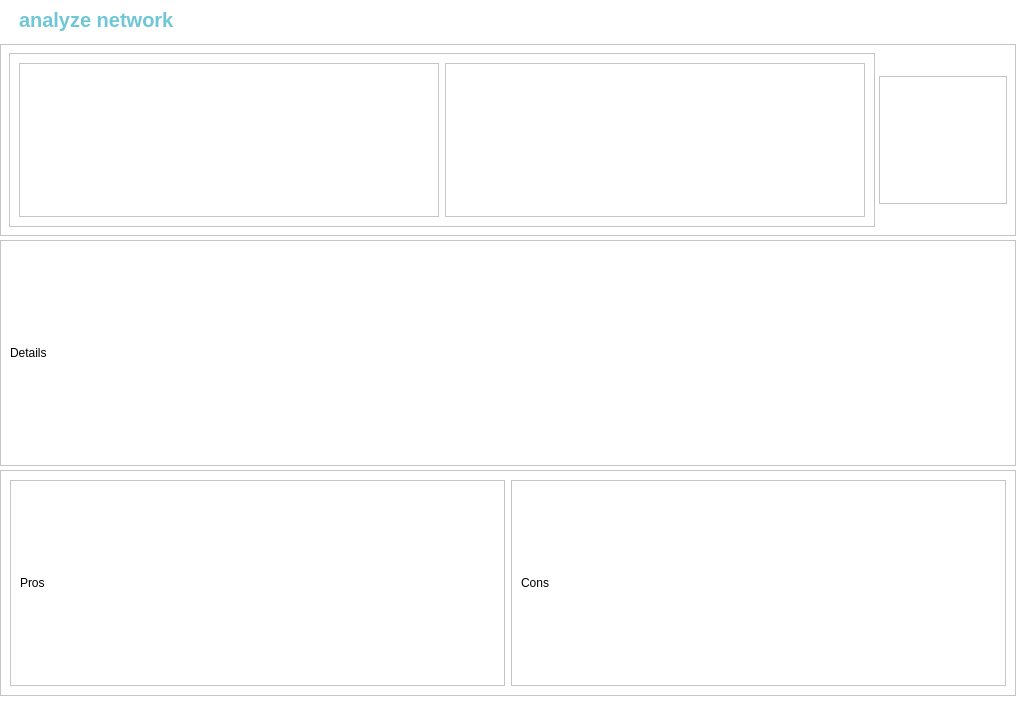
nguyenduchuy-22NS024/wifi-security-analyzer, file pages/analyze/analyze.ui: the form before one commit.
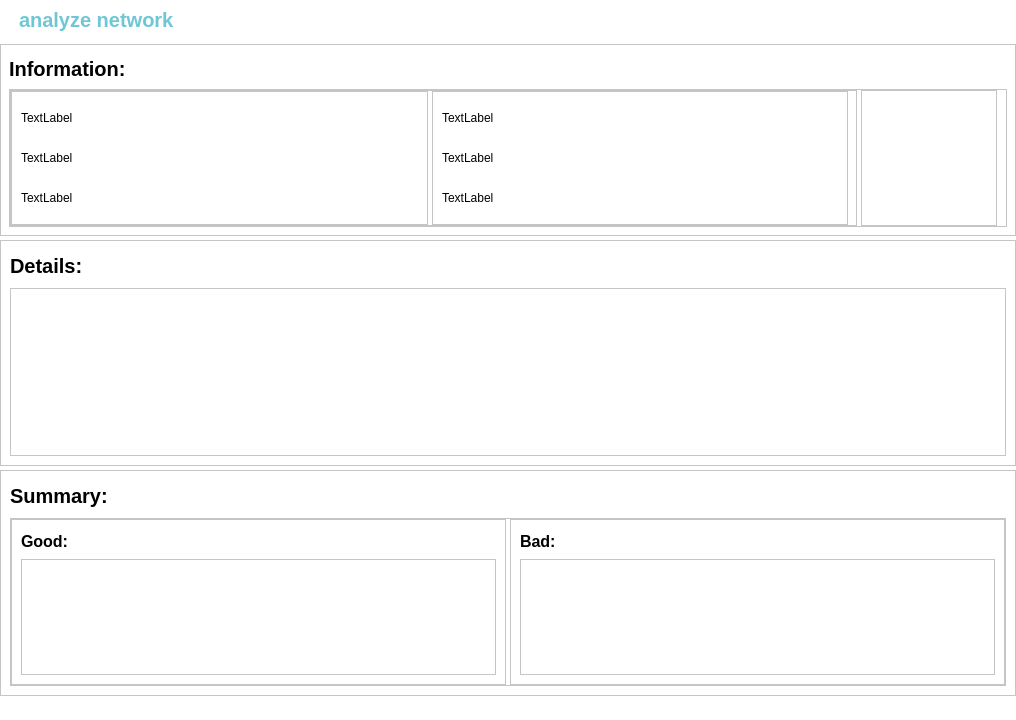
The form after the commit. The open tabs and pages were chosen to show the change. Icons and pictures are not drawn.

What changed in the file:
```diff
--- a/pages/analyze/analyze.ui
+++ b/pages/analyze/analyze.ui
@@ -316,13 +316,19 @@
                   <height>192</height>
                  </size>
                 </property>
+                <property name="styleSheet">
+                 <string notr="true">#lblInfoScoreHeader {
+	font-size: 20px;
+	font-weight: bold;
+}</string>
+                </property>
                 <property name="frameShape">
                  <enum>QFrame::Shape::StyledPanel</enum>
                 </property>
                 <property name="frameShadow">
                  <enum>QFrame::Shadow::Raised</enum>
                 </property>
-                <layout class="QHBoxLayout" name="horizontalLayout_5">
+                <layout class="QVBoxLayout" name="verticalLayout_6">
                  <property name="spacing">
                   <number>4</number>
                  </property>
@@ -339,51 +345,149 @@
                   <number>8</number>
                  </property>
                  <item>
-                  <widget class="QFrame" name="frInfo">
-                   <property name="frameShape">
-                    <enum>QFrame::Shape::StyledPanel</enum>
-                   </property>
-                   <property name="frameShadow">
-                    <enum>QFrame::Shadow::Raised</enum>
-                   </property>
-                   <layout class="QHBoxLayout" name="horizontalLayout_10">
-                    <item>
-                     <widget class="QFrame" name="frInfo1">
-                      <property name="frameShape">
-                       <enum>QFrame::Shape::StyledPanel</enum>
-                      </property>
-                      <property name="frameShadow">
-                       <enum>QFrame::Shadow::Raised</enum>
-                      </property>
-                     </widget>
-                    </item>
-                    <item>
-                     <widget class="QFrame" name="frInfo2">
-                      <property name="frameShape">
-                       <enum>QFrame::Shape::StyledPanel</enum>
-                      </property>
-                      <property name="frameShadow">
-                       <enum>QFrame::Shadow::Raised</enum>
-                      </property>
-                     </widget>
-                    </item>
-                   </layout>
-                  </widget>
-                 </item>
-                 <item>
-                  <widget class="QFrame" name="frScore">
+                  <widget class="QLabel" name="lblInfoScoreHeader">
                    <property name="maximumSize">
                     <size>
-                     <width>128</width>
-                     <height>128</height>
+                     <width>16777215</width>
+                     <height>32</height>
                     </size>
                    </property>
+                   <property name="text">
+                    <string>Information:</string>
+                   </property>
+                  </widget>
+                 </item>
+                 <item>
+                  <widget class="QFrame" name="frInfoScoreContent">
                    <property name="frameShape">
                     <enum>QFrame::Shape::StyledPanel</enum>
                    </property>
                    <property name="frameShadow">
                     <enum>QFrame::Shadow::Raised</enum>
                    </property>
+                   <layout class="QHBoxLayout" name="horizontalLayout_5">
+                    <property name="spacing">
+                     <number>4</number>
+                    </property>
+                    <property name="leftMargin">
+                     <number>0</number>
+                    </property>
+                    <property name="topMargin">
+                     <number>0</number>
+                    </property>
+                    <property name="bottomMargin">
+                     <number>0</number>
+                    </property>
+                    <item>
+                     <widget class="QFrame" name="frInfo">
+                      <property name="frameShape">
+                       <enum>QFrame::Shape::StyledPanel</enum>
+                      </property>
+                      <property name="frameShadow">
+                       <enum>QFrame::Shadow::Raised</enum>
+                      </property>
+                      <layout class="QHBoxLayout" name="horizontalLayout_10">
+                       <property name="spacing">
+                        <number>4</number>
+                       </property>
+                       <property name="leftMargin">
+                        <number>0</number>
+                       </property>
+                       <property name="topMargin">
+                        <number>0</number>
+                       </property>
+                       <property name="rightMargin">
+                        <number>8</number>
+                       </property>
+                       <property name="bottomMargin">
+                        <number>0</number>
+                       </property>
+                       <item>
+                        <widget class="QFrame" name="frInfo1">
+                         <property name="frameShape">
+                          <enum>QFrame::Shape::StyledPanel</enum>
+                         </property>
+                         <property name="frameShadow">
+                          <enum>QFrame::Shadow::Raised</enum>
+                         </property>
+                         <layout class="QVBoxLayout" name="verticalLayout_4">
+                          <item>
+                           <widget class="QLabel" name="lblSSID">
+                            <property name="text">
+                             <string>TextLabel</string>
+                            </property>
+                           </widget>
+                          </item>
+                          <item>
+                           <widget class="QLabel" name="lblBSSID">
+                            <property name="text">
+                             <string>TextLabel</string>
+                            </property>
+                           </widget>
+                          </item>
+                          <item>
+                           <widget class="QLabel" name="lblSecurity">
+                            <property name="text">
+                             <string>TextLabel</string>
+                            </property>
+                           </widget>
+                          </item>
+                         </layout>
+                        </widget>
+                       </item>
+                       <item>
+                        <widget class="QFrame" name="frInfo2">
+                         <property name="frameShape">
+                          <enum>QFrame::Shape::StyledPanel</enum>
+                         </property>
+                         <property name="frameShadow">
+                          <enum>QFrame::Shadow::Raised</enum>
+                         </property>
+                         <layout class="QVBoxLayout" name="verticalLayout_5">
+                          <item>
+                           <widget class="QLabel" name="lblFreqChan">
+                            <property name="text">
+                             <string>TextLabel</string>
+                            </property>
+                           </widget>
+                          </item>
+                          <item>
+                           <widget class="QLabel" name="lblInterface">
+                            <property name="text">
+                             <string>TextLabel</string>
+                            </property>
+                           </widget>
+                          </item>
+                          <item>
+                           <widget class="QLabel" name="lblScore">
+                            <property name="text">
+                             <string>TextLabel</string>
+                            </property>
+                           </widget>
+                          </item>
+                         </layout>
+                        </widget>
+                       </item>
+                      </layout>
+                     </widget>
+                    </item>
+                    <item>
+                     <widget class="QFrame" name="frScore">
+                      <property name="maximumSize">
+                       <size>
+                        <width>136</width>
+                        <height>136</height>
+                       </size>
+                      </property>
+                      <property name="frameShape">
+                       <enum>QFrame::Shape::StyledPanel</enum>
+                      </property>
+                      <property name="frameShadow">
+                       <enum>QFrame::Shadow::Raised</enum>
+                      </property>
+                     </widget>
+                    </item>
+                   </layout>
                   </widget>
                  </item>
                 </layout>
@@ -391,17 +495,39 @@
               </item>
               <item>
                <widget class="QFrame" name="frDetails">
+                <property name="styleSheet">
+                 <string notr="true">#lblDetailsHeader {
+	font-size: 20px;
+	font-weight: bold;
+}</string>
+                </property>
                 <property name="frameShape">
                  <enum>QFrame::Shape::StyledPanel</enum>
                 </property>
                 <property name="frameShadow">
                  <enum>QFrame::Shadow::Raised</enum>
                 </property>
-                <layout class="QHBoxLayout" name="horizontalLayout_7">
+                <layout class="QVBoxLayout" name="verticalLayout_7">
                  <item>
-                  <widget class="QLabel" name="label">
+                  <widget class="QLabel" name="lblDetailsHeader">
+                   <property name="maximumSize">
+                    <size>
+                     <width>16777215</width>
+                     <height>32</height>
+                    </size>
+                   </property>
                    <property name="text">
-                    <string>Details</string>
+                    <string>Details:</string>
+                   </property>
+                  </widget>
+                 </item>
+                 <item>
+                  <widget class="QFrame" name="frDetailsContent">
+                   <property name="frameShape">
+                    <enum>QFrame::Shape::StyledPanel</enum>
+                   </property>
+                   <property name="frameShadow">
+                    <enum>QFrame::Shadow::Raised</enum>
                    </property>
                   </widget>
                  </item>
@@ -409,47 +535,137 @@
                </widget>
               </item>
               <item>
-               <widget class="QFrame" name="frAnalyze">
+               <widget class="QFrame" name="frSummary">
+                <property name="styleSheet">
+                 <string notr="true">#lblSummaryHeader {
+	font-size: 20px;
+	font-weight: bold;
+}</string>
+                </property>
                 <property name="frameShape">
                  <enum>QFrame::Shape::StyledPanel</enum>
                 </property>
                 <property name="frameShadow">
                  <enum>QFrame::Shadow::Raised</enum>
                 </property>
-                <layout class="QHBoxLayout" name="horizontalLayout_6">
+                <layout class="QVBoxLayout" name="verticalLayout_8">
                  <item>
-                  <widget class="QFrame" name="frPros">
+                  <widget class="QLabel" name="lblSummaryHeader">
+                   <property name="maximumSize">
+                    <size>
+                     <width>16777215</width>
+                     <height>32</height>
+                    </size>
+                   </property>
+                   <property name="text">
+                    <string>Summary:</string>
+                   </property>
+                  </widget>
+                 </item>
+                 <item>
+                  <widget class="QFrame" name="frSummaryContent">
                    <property name="frameShape">
                     <enum>QFrame::Shape::StyledPanel</enum>
                    </property>
                    <property name="frameShadow">
                     <enum>QFrame::Shadow::Raised</enum>
                    </property>
-                   <layout class="QHBoxLayout" name="horizontalLayout_8">
+                   <layout class="QHBoxLayout" name="horizontalLayout_7">
+                    <property name="spacing">
+                     <number>4</number>
+                    </property>
+                    <property name="leftMargin">
+                     <number>0</number>
+                    </property>
+                    <property name="topMargin">
+                     <number>0</number>
+                    </property>
+                    <property name="rightMargin">
+                     <number>0</number>
+                    </property>
+                    <property name="bottomMargin">
+                     <number>0</number>
+                    </property>
                     <item>
-                     <widget class="QLabel" name="label_2">
-                      <property name="text">
-                       <string>Pros</string>
+                     <widget class="QFrame" name="frPros">
+                      <property name="styleSheet">
+                       <string notr="true">#lblProsHeader {
+	font-size: 16px;
+	font-weight: 600;
+}</string>
                       </property>
+                      <property name="frameShape">
+                       <enum>QFrame::Shape::StyledPanel</enum>
+                      </property>
+                      <property name="frameShadow">
+                       <enum>QFrame::Shadow::Raised</enum>
+                      </property>
+                      <layout class="QVBoxLayout" name="verticalLayout_10">
+                       <item>
+                        <widget class="QLabel" name="lblProsHeader">
+                         <property name="maximumSize">
+                          <size>
+                           <width>16777215</width>
+                           <height>24</height>
+                          </size>
+                         </property>
+                         <property name="text">
+                          <string>Good:</string>
+                         </property>
+                        </widget>
+                       </item>
+                       <item>
+                        <widget class="QFrame" name="frProsContent">
+                         <property name="frameShape">
+                          <enum>QFrame::Shape::StyledPanel</enum>
+                         </property>
+                         <property name="frameShadow">
+                          <enum>QFrame::Shadow::Raised</enum>
+                         </property>
+                        </widget>
+                       </item>
+                      </layout>
                      </widget>
                     </item>
-                   </layout>
-                  </widget>
-                 </item>
-                 <item>
-                  <widget class="QFrame" name="frCons">
-                   <property name="frameShape">
-                    <enum>QFrame::Shape::StyledPanel</enum>
-                   </property>
-                   <property name="frameShadow">
-                    <enum>QFrame::Shadow::Raised</enum>
-                   </property>
-                   <layout class="QHBoxLayout" name="horizontalLayout_9">
                     <item>
-                     <widget class="QLabel" name="label_3">
-                      <property name="text">
-                       <string>Cons</string>
+                     <widget class="QFrame" name="frCons">
+                      <property name="styleSheet">
+                       <string notr="true">#lblConsHeader {
+	font-size: 16px;
+	font-weight: 600;
+}</string>
                       </property>
+                      <property name="frameShape">
+                       <enum>QFrame::Shape::StyledPanel</enum>
+                      </property>
+                      <property name="frameShadow">
+                       <enum>QFrame::Shadow::Raised</enum>
+                      </property>
+                      <layout class="QVBoxLayout" name="verticalLayout_9">
+                       <item>
+                        <widget class="QLabel" name="lblConsHeader">
+                         <property name="maximumSize">
+                          <size>
+                           <width>16777215</width>
+                           <height>24</height>
+                          </size>
+                         </property>
+                         <property name="text">
+                          <string>Bad:</string>
+                         </property>
+                        </widget>
+                       </item>
+                       <item>
+                        <widget class="QFrame" name="frConsContent">
+                         <property name="frameShape">
+                          <enum>QFrame::Shape::StyledPanel</enum>
+                         </property>
+                         <property name="frameShadow">
+                          <enum>QFrame::Shadow::Raised</enum>
+                         </property>
+                        </widget>
+                       </item>
+                      </layout>
                      </widget>
                     </item>
                    </layout>
```
Left out of the diff: 2 changed lines with no effect on the pictures.
